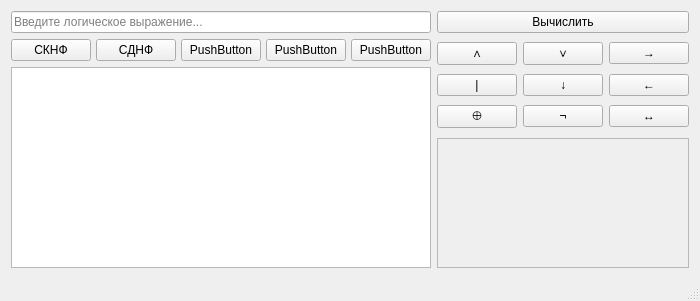
The window that mainwindow.ui (mvngr/logic_calculator) describes before a commit, drawn with Qt 5.
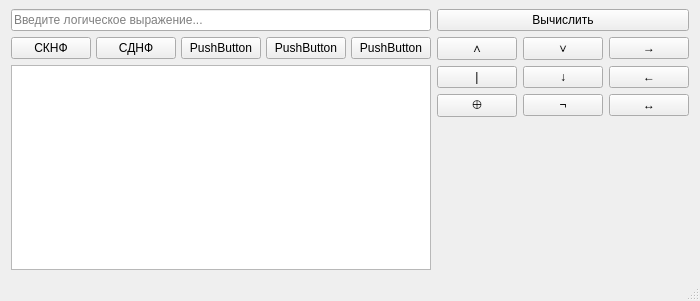
The same window after the commit. Icons and pictures are not drawn.

Diff of the .ui file:
```diff
--- a/mainwindow.ui
+++ b/mainwindow.ui
@@ -15,18 +15,17 @@
   </property>
   <widget class="QWidget" name="centralWidget">
    <layout class="QVBoxLayout" name="verticalLayout">
+    <property name="topMargin">
+     <number>9</number>
+    </property>
+    <property name="bottomMargin">
+     <number>9</number>
+    </property>
     <item>
      <layout class="QGridLayout" name="gridLayout_2">
-      <item row="3" column="1" rowspan="2">
-       <widget class="QFrame" name="frame">
-        <property name="frameShape">
-         <enum>QFrame::StyledPanel</enum>
-        </property>
-        <property name="frameShadow">
-         <enum>QFrame::Raised</enum>
-        </property>
-       </widget>
-      </item>
+      <property name="horizontalSpacing">
+       <number>6</number>
+      </property>
       <item row="1" column="1" rowspan="2">
        <layout class="QGridLayout" name="rightLayout">
         <property name="sizeConstraint">
@@ -144,7 +143,7 @@
         </property>
        </widget>
       </item>
-      <item row="2" column="0" rowspan="3">
+      <item row="2" column="0" rowspan="2">
        <widget class="QPlainTextEdit" name="result">
         <property name="sizePolicy">
          <sizepolicy hsizetype="Expanding" vsizetype="Expanding">
@@ -220,6 +219,19 @@
         </item>
        </layout>
       </item>
+      <item row="3" column="1">
+       <spacer name="verticalSpacer">
+        <property name="orientation">
+         <enum>Qt::Vertical</enum>
+        </property>
+        <property name="sizeHint" stdset="0">
+         <size>
+          <width>20</width>
+          <height>40</height>
+         </size>
+        </property>
+       </spacer>
+      </item>
      </layout>
     </item>
    </layout>
```
Left out of the diff: 34 changed lines with no effect on the pictures.
